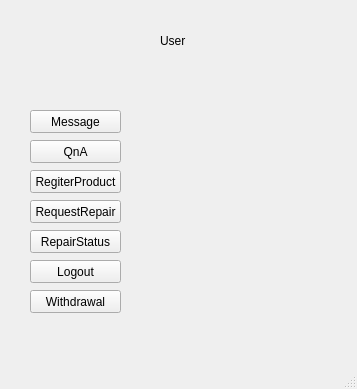
simneol/JuDeP, file FiveOfRuler/UserWindow.ui: the form before one commit.
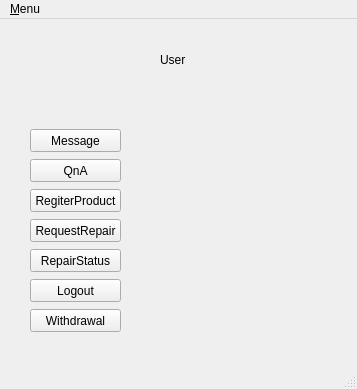
The form after the commit.

Commit message: add logout menu

The edit to the form file:
```diff
--- a/FiveOfRuler/UserWindow.ui
+++ b/FiveOfRuler/UserWindow.ui
@@ -125,9 +125,16 @@
      <x>0</x>
      <y>0</y>
      <width>357</width>
-     <height>21</height>
+     <height>38</height>
     </rect>
    </property>
+   <widget class="QMenu" name="menu_Menu">
+    <property name="title">
+     <string>&amp;Menu</string>
+    </property>
+    <addaction name="action_Logout"/>
+   </widget>
+   <addaction name="menu_Menu"/>
   </widget>
   <widget class="QStatusBar" name="statusbar"/>
  </widget>
```
Left out of the diff: 5 changed lines with no effect on the pictures. The commit also changes 1 other file.
